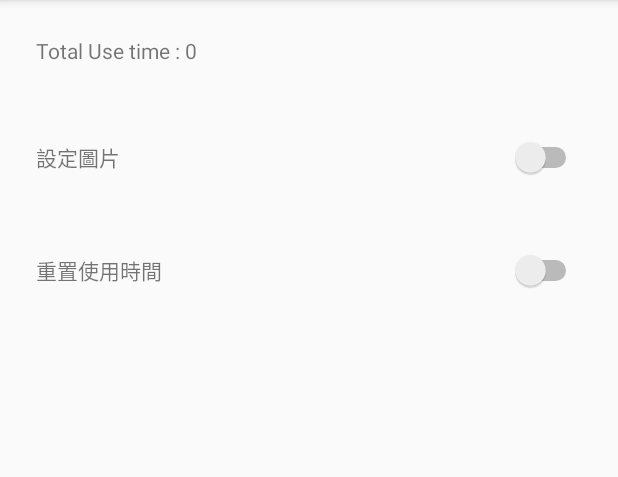
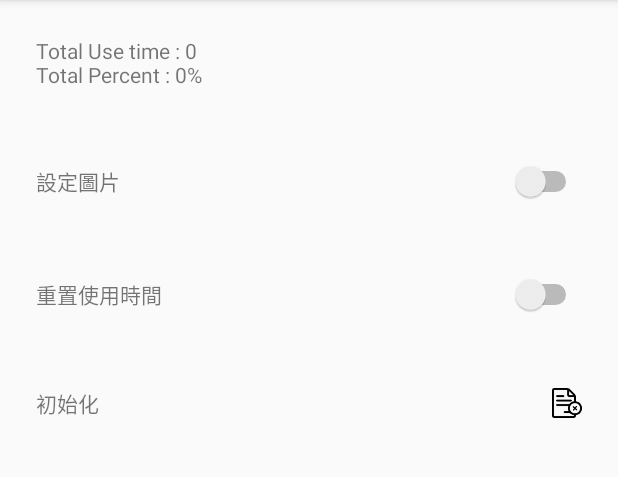
Before and after one commit to DeyuGoGo/BloodScreen, an Android app: the fragment SettingFragment placed in its activity, on a phone screen of 412 x 824 dp, the part 84-561 px from its top. Run offline under Robolectric (Android 15) with nearby library versions, the phone set to English and light mode, and no system bars; our stand-ins replace ButterKnife.

Commit message:
add percent

```diff
--- a/app/src/main/java/go/deyu/bloodscreen/app/app.java
+++ b/app/src/main/java/go/deyu/bloodscreen/app/app.java
@@ -1,9 +1,11 @@
 package go.deyu.bloodscreen.app;
 
 import android.app.Application;
+import android.content.Intent;
 
 import go.deyu.bloodscreen.BloodModel;
 import go.deyu.bloodscreen.BloodModelInterface;
+import go.deyu.bloodscreen.DrawService;
 import go.deyu.util.AppContextSingleton;
 import go.deyu.util.DeviceStatus;
 import go.deyu.util.LOG;
@@ -28,6 +30,7 @@ public class app extends Application{
         DeviceStatus.initialize(this);
         LOG.LOGTAG = getString(getApplicationInfo().labelRes);
         model = new BloodModel(this);
+        startService(new Intent(this, DrawService.class));
     }
 
 }
--- a/app/src/main/java/go/deyu/bloodscreen/fragment/BaseFragment.java
+++ b/app/src/main/java/go/deyu/bloodscreen/fragment/BaseFragment.java
@@ -9,7 +9,7 @@ import butterknife.ButterKnife;
 /**
  * Created by huangeyu on 15/11/3.
  */
-public class BaseFragment extends Fragment{
+public abstract class BaseFragment extends Fragment{
     @Override
     public void onViewCreated(View view, Bundle savedInstanceState) {
         super.onViewCreated(view, savedInstanceState);
--- a/app/src/main/java/go/deyu/bloodscreen/fragment/MainFragment.java
+++ b/app/src/main/java/go/deyu/bloodscreen/fragment/MainFragment.java
@@ -12,6 +12,7 @@ import android.widget.CompoundButton;
 import android.widget.Switch;
 import android.widget.TextView;
 
+import java.util.Calendar;
 import java.util.Timer;
 import java.util.TimerTask;
 
@@ -28,6 +29,7 @@ import go.deyu.bloodscreen.app.app;
 public class MainFragment extends BaseFragment{
 
     private Timer mUseTimer = null;
+    private long mTodayUseTime = 0 , mPercent = 0;
 
     @Bind(R.id.switch_love_open)Switch mSwitchLove;
 
@@ -50,7 +52,7 @@ public class MainFragment extends BaseFragment{
             super.handleMessage(msg);
             switch (msg.what){
                 case WHAT_UPDATE_TODAY_USE_TIME:
-                    mUseTimeTv.setText("Use time : " + app.App.model.getUseTime());
+                    mUseTimeTv.setText("Today Use time : " + mTodayUseTime + "\n Percent : " + mPercent + "%");
                     break;
             }
         }
@@ -96,6 +98,8 @@ public class MainFragment extends BaseFragment{
             mUseTimer.scheduleAtFixedRate(new TimerTask() {
                 @Override
                 public void run() {
+                    mTodayUseTime = app.App.model.getUseTime() ;
+                    setupPercent();
                     UiHandler.sendEmptyMessage(WHAT_UPDATE_TODAY_USE_TIME);
                 }
             }, 1, 1 * 1000);
@@ -118,6 +122,20 @@ public class MainFragment extends BaseFragment{
         getActivity().startService(i);
     }
 
+    private void setupPercent(){
+        if(mTodayUseTime<=0){
+            mPercent =0 ;
+            return;
+        }
+        Calendar c = Calendar.getInstance();
+        int nowHour = c.get(Calendar.HOUR_OF_DAY);
+        int nowMin = c.get(Calendar.MINUTE);
+        int nowSecond = c.get(Calendar.SECOND);
+        long TodayPassTime = (nowHour*60*60) + (nowMin*60) + nowSecond;
+        mPercent = ((mTodayUseTime*100 )/ TodayPassTime);
+        if(mPercent > 100 ) mPercent = 100;
+    }
+
     private void setCountingStart(boolean start){
         Intent i = new Intent(getActivity(),DrawService.class);
         if(start)
--- a/app/src/main/java/go/deyu/bloodscreen/fragment/SettingFragment.java
+++ b/app/src/main/java/go/deyu/bloodscreen/fragment/SettingFragment.java
@@ -13,6 +13,7 @@ import java.util.Timer;
 import java.util.TimerTask;
 
 import butterknife.Bind;
+import butterknife.OnClick;
 import go.deyu.bloodscreen.R;
 import go.deyu.bloodscreen.SettingConfig;
 
@@ -23,9 +24,19 @@ public class SettingFragment extends BaseFragment{
 
     private static final int WHAT_UPDATE_TOTAL_USE_TIME = 0x03;
 
+    private long mTotalUseTime = 0 , mTotalUsePercent = 0;
+
     private Timer mUseTimer = null;
 
     @Bind(R.id.tv_total_use_time)TextView mTotalUseTimeTv;
+
+    @OnClick(R.id.btn_init_total_time)
+    public void initTotalTime(View v){
+        cancelUpdateTodayUseTimer();
+        SettingConfig.setTotalUseTime(getActivity() , 0);
+        SettingConfig.setTotalUseStartTime(getActivity(),(System.currentTimeMillis()/1000));
+        startUpdateTodayUseTimer();
+    }
 
 
     private Handler UiHandler= new Handler(){
@@ -34,7 +45,7 @@ public class SettingFragment extends BaseFragment{
             super.handleMessage(msg);
             switch (msg.what){
                 case WHAT_UPDATE_TOTAL_USE_TIME :
-                    mTotalUseTimeTv.setText("Total Use time : " + SettingConfig.getTotalUseTime(getActivity()));
+                    mTotalUseTimeTv.setText("Total Use time : " + mTotalUseTime + "\nTotal Percent : " + mTotalUsePercent + "%");
                     break;
             }
         }
@@ -58,12 +69,25 @@ public class SettingFragment extends BaseFragment{
         cancelUpdateTodayUseTimer();
     }
 
+    private void setupPercent(){
+        if(mTotalUseTime <= 0 ){
+            mTotalUsePercent = 0;
+            return;
+        }
+        long mTotalTimeStart = SettingConfig.getTotalUseStartTime(getActivity());
+        long mTotalTimeFromStart = System.currentTimeMillis()/1000 - mTotalTimeStart;
+        mTotalUsePercent = (mTotalUseTime*100)/mTotalTimeFromStart;
+        if(mTotalUsePercent > 100) mTotalUsePercent = 100;
+    }
+
     private void startUpdateTodayUseTimer(){
         if(mUseTimer == null) {
             mUseTimer = new Timer();
             mUseTimer.scheduleAtFixedRate(new TimerTask() {
                 @Override
                 public void run() {
+                    mTotalUseTime = SettingConfig.getTotalUseTime(getActivity());
+                    setupPercent();
                     UiHandler.sendEmptyMessage(WHAT_UPDATE_TOTAL_USE_TIME);
                 }
             }, 1, 1 * 1000);
--- a/app/src/main/res/layout/fragment_setting.xml
+++ b/app/src/main/res/layout/fragment_setting.xml
@@ -43,4 +43,20 @@
             android:layout_height="wrap_content"
             android:layout_gravity="end|center_vertical"/>
     </FrameLayout>
+    <FrameLayout
+        android:layout_width="match_parent"
+        android:layout_height="wrap_content"
+        android:padding="24dp">
+        <TextView
+            android:text="初始化"
+            android:layout_width="wrap_content"
+            android:layout_height="wrap_content"
+            android:layout_gravity="start|center_vertical"/>
+        <Button
+            android:id="@+id/btn_init_total_time"
+            android:background="@drawable/init"
+            android:layout_width="20dp"
+            android:layout_height="20dp"
+            android:layout_gravity="end|center_vertical"/>
+    </FrameLayout>
 </LinearLayout>
```
Also changed, not shown: app/src/main/java/go/deyu/bloodscreen/DrawService.java (+7 -0 lines), app/src/main/java/go/deyu/bloodscreen/SettingConfig.java (+14 -1 lines), app/src/main/res/drawable/init.png (added).
